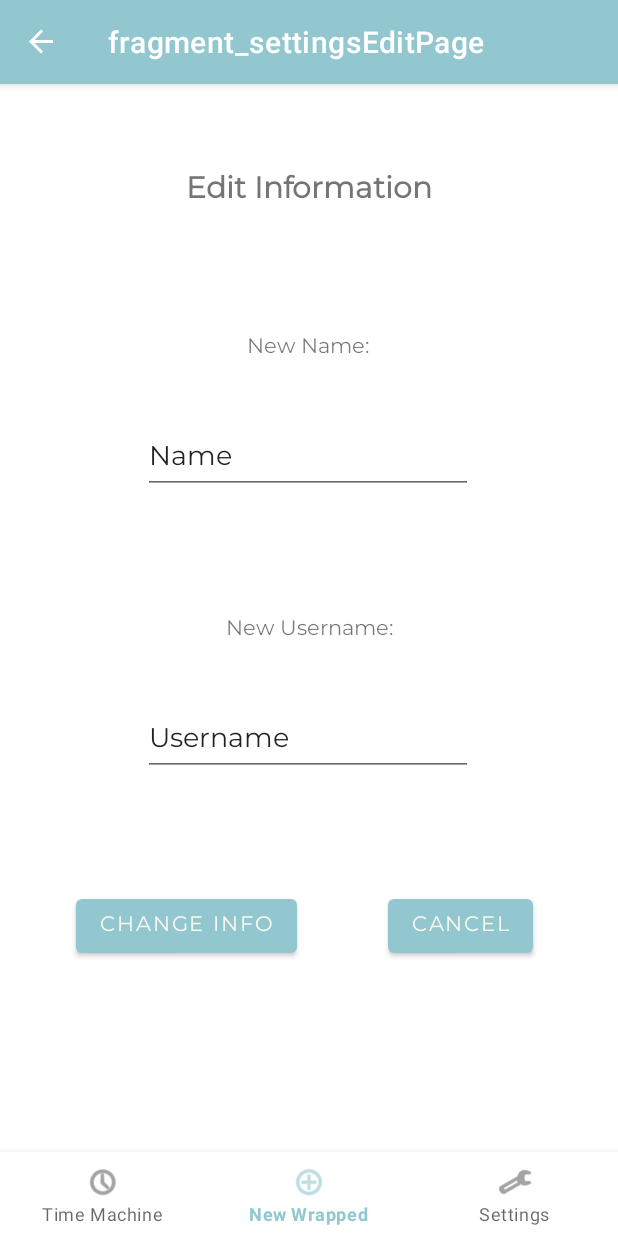
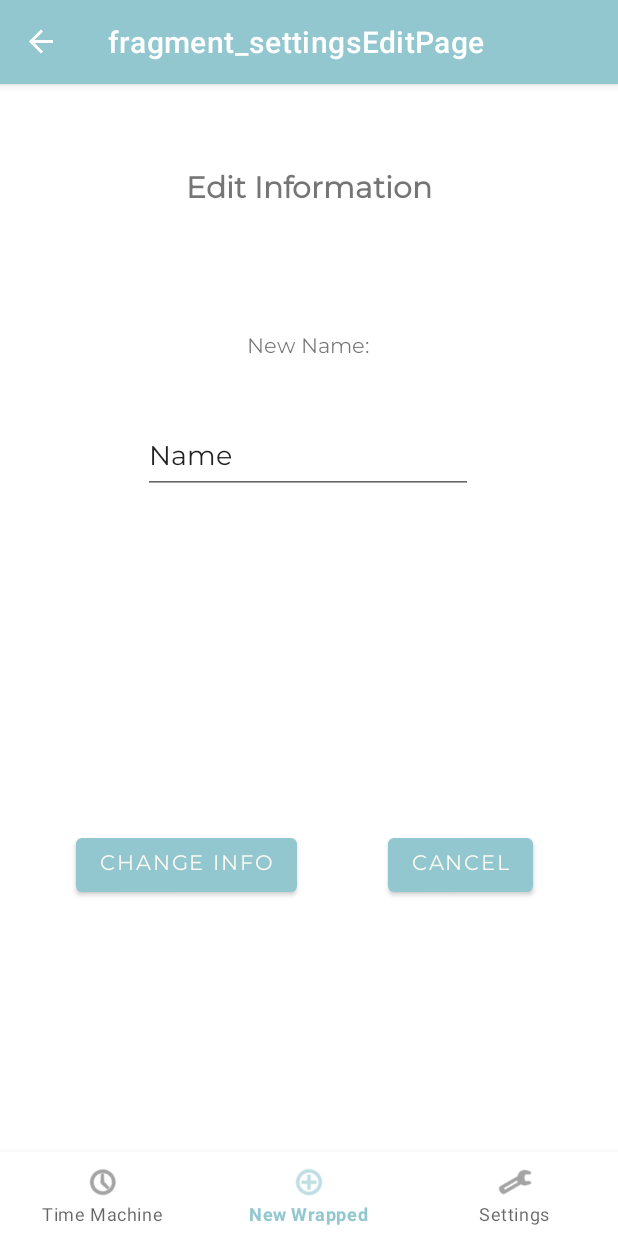
Before and after one commit to Snoopy219/Spotify_App_CS2340, an Android app: the SettingsEditFragment screen opened through its navigation route, on a phone screen of 412 x 824 dp. Run offline under Robolectric (Android 15) with nearby library versions, the phone set to English and light mode, and no system bars; our stand-ins replace Firebase (no records; nobody signed in at launch, a user with empty details on screens opened directly), navigation-ui; libraries missing offline, so code that uses them is left out: com.spotify.sdk; 1 statement that could not run was skipped.

Commit message:
Everything working minus refresh token and slight UI improvements

```diff
--- a/app/src/main/java/com/example/spotifyapp2340/ui/settings/SettingsEditFragment.java
+++ b/app/src/main/java/com/example/spotifyapp2340/ui/settings/SettingsEditFragment.java
@@ -29,7 +29,7 @@ public class SettingsEditFragment extends Fragment {
         binding = FragmentSettingsEditBinding.inflate(inflater, container, false);
         View root = binding.getRoot();
 
-        binding.editName.setText(MainActivity.currUser.getId());
+        binding.editName.setText(MainActivity.currUser.getDisplay_name());
 
         binding.editSubmitButton.setOnClickListener(new View.OnClickListener() {
             @Override
--- a/app/src/main/java/com/example/spotifyapp2340/ui/wrapped/WrappedFragment.java
+++ b/app/src/main/java/com/example/spotifyapp2340/ui/wrapped/WrappedFragment.java
@@ -9,6 +9,7 @@ import android.view.ViewGroup;
 import android.widget.TextView;
 
 import androidx.annotation.NonNull;
+import androidx.appcompat.app.AppCompatActivity;
 import androidx.fragment.app.Fragment;
 import androidx.lifecycle.ViewModelProvider;
 import androidx.recyclerview.widget.LinearLayoutManager;
@@ -84,6 +85,7 @@ public class WrappedFragment extends Fragment {
 //        int index = MainActivity.currUser.getWraps().size() - 1;
         thisWrap = MainActivity.currUser.getWraps().get(index);
         System.out.println(thisWrap.getArtists().size());
+//        ((AppCompatActivity) getActivity()).getSupportActionBar().hide();
 
         //setup songs
         for (ArtistObject a : thisWrap.getArtists()) {
@@ -165,6 +167,7 @@ public class WrappedFragment extends Fragment {
             }
             playSong.interrupt();
         }
+//        MainActivity.navController.popBackStack();
         onWrapped = false;
         super.onDestroy();
     }
--- a/app/src/main/res/layout/fragment_settings_edit.xml
+++ b/app/src/main/res/layout/fragment_settings_edit.xml
@@ -43,52 +43,27 @@
         app:layout_constraintStart_toStartOf="parent"
         app:layout_constraintTop_toBottomOf="@+id/textView2" />
 
-    <TextView
-        android:id="@+id/textView3"
-        android:layout_width="wrap_content"
-        android:layout_height="wrap_content"
-        android:layout_marginTop="80dp"
-        android:fontFamily="@font/montserrat"
-        android:text="New Username:"
-        app:layout_constraintEnd_toEndOf="parent"
-        app:layout_constraintStart_toStartOf="parent"
-        app:layout_constraintTop_toBottomOf="@+id/editName" />
-
-    <EditText
-        android:id="@+id/editUserName"
-        android:layout_width="wrap_content"
-        android:layout_height="wrap_content"
-        android:layout_marginTop="40dp"
-        android:ems="10"
-        android:fontFamily="@font/montserrat"
-        android:inputType="text"
-        android:text="Username"
-        app:layout_constraintEnd_toEndOf="parent"
-        app:layout_constraintHorizontal_bias="0.497"
-        app:layout_constraintStart_toStartOf="parent"
-        app:layout_constraintTop_toBottomOf="@+id/textView3" />
-
     <Button
         android:id="@+id/editSubmitButton"
         android:layout_width="wrap_content"
         android:layout_height="wrap_content"
-        android:layout_marginTop="76dp"
         android:fontFamily="@font/montserrat"
         android:text="Change Info"
+        app:layout_constraintBottom_toBottomOf="parent"
         app:layout_constraintEnd_toEndOf="parent"
         app:layout_constraintHorizontal_bias="0.192"
         app:layout_constraintStart_toStartOf="parent"
-        app:layout_constraintTop_toBottomOf="@+id/editUserName" />
+        app:layout_constraintTop_toBottomOf="@+id/editName" />
 
     <Button
         android:id="@+id/cancelEdit"
         android:layout_width="wrap_content"
         android:layout_height="wrap_content"
-        android:layout_marginTop="76dp"
         android:fontFamily="@font/montserrat"
         android:text="CANCEL"
+        app:layout_constraintBottom_toBottomOf="parent"
         app:layout_constraintEnd_toEndOf="parent"
         app:layout_constraintHorizontal_bias="0.515"
         app:layout_constraintStart_toEndOf="@+id/editSubmitButton"
-        app:layout_constraintTop_toBottomOf="@+id/editUserName" />
+        app:layout_constraintTop_toBottomOf="@+id/editName" />
 </androidx.constraintlayout.widget.ConstraintLayout>
--- a/app/src/main/res/navigation/mobile_navigation.xml
+++ b/app/src/main/res/navigation/mobile_navigation.xml
@@ -57,5 +57,9 @@
         android:id="@+id/wrap"
         android:name="com.example.spotifyapp2340.ui.wrapped.WrappedFragment"
         android:label="Spotify Wrapped"
-        tools:layout="@layout/fragment_wrapped" />
+        tools:layout="@layout/fragment_wrapped" >
+        <action
+            android:id="@+id/action_wrap_to_navigation_newWrapped"
+            app:destination="@id/navigation_newWrapped" />
+    </fragment>
 </navigation>
```
